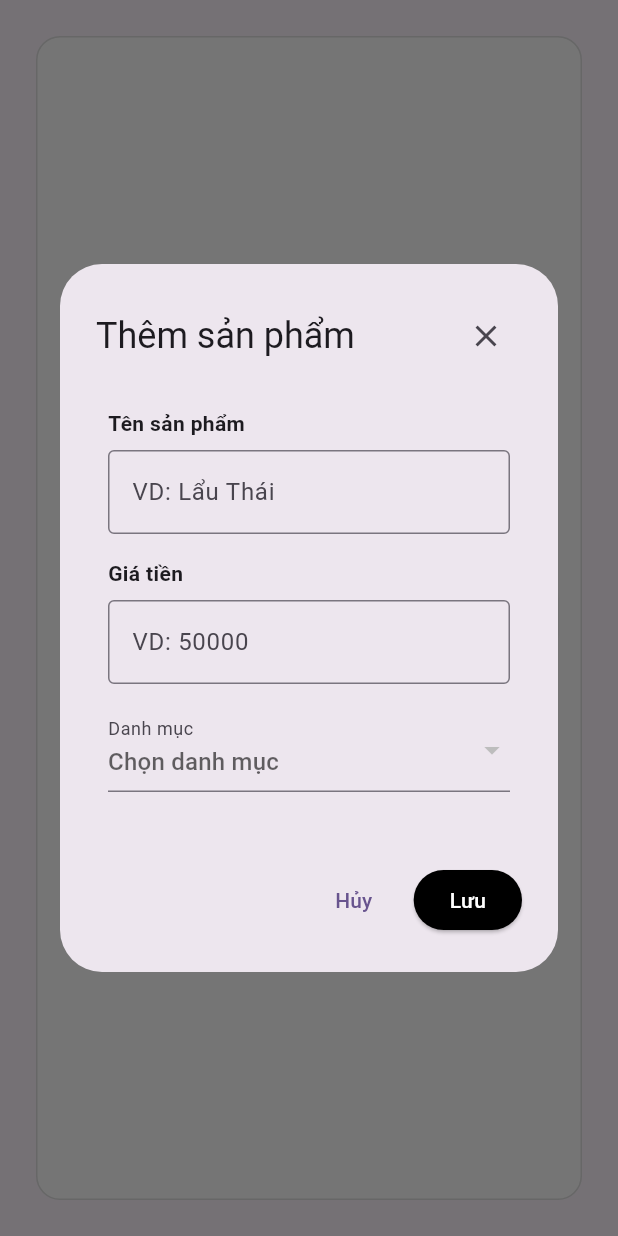
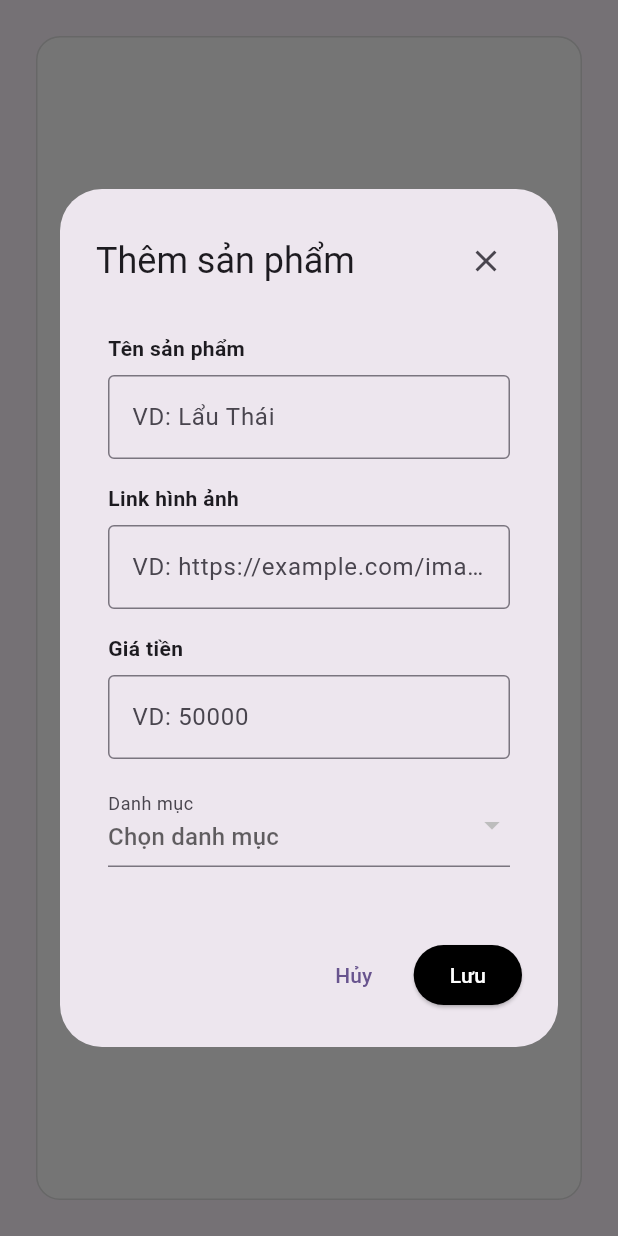
Before and after one commit to Comotcaiten/smart_hotpot_manager, a Flutter app: the AdminProductScreen widget shown alone on an empty page, opened directly, after a tap on "Thêm sản phẩm", on a phone screen of 412 x 824 dp. Run offline on Flutter 3.47's test engine with Material 3 defaults, Android fonts, the phone set to English and light mode, and no system bars; our stand-ins replace cloud_firestore, firebase_auth, firebase_core; accounts and stored records are empty.

```diff
--- a/lib/main.dart
+++ b/lib/main.dart
@@ -7,6 +7,7 @@ import 'package:smart_hotpot_manager/screens/register_screen.dart';
 import 'package:smart_hotpot_manager/screens/staff_home_screen.dart';
 import 'package:smart_hotpot_manager/screens/welcome_screen.dart';
 import 'package:smart_hotpot_manager/utils/utils.dart';
+import 'package:smart_hotpot_manager/screens/table/table_menu_screen.dart';
 // import 'package:flutter/services.dart';
 
 void main() async {
@@ -34,6 +35,7 @@ class MyApp extends StatelessWidget {
         AppRoutes.REGISTER: (BuildContext context) => RegisterScreen(),
         AppRoutes.DASHBOARD: (BuildContext context) => AdminDashboardScreen(),
         AppRoutes.STAFF_HOME: (BuildContext context) => StaffHomeScreen(),
+        AppRoutes.TABLE: (BuildContext context) => MenuScreen(),
       },
     );
   }
--- a/lib/screens/admin/admin_product_screen.dart
+++ b/lib/screens/admin/admin_product_screen.dart
@@ -24,6 +24,7 @@ class _AdminProductScreenState extends State<AdminProductScreen> {
   // Controllers
   final _nameController = TextEditingController();
   final _priceController = TextEditingController();
+  final _imageLinkController = TextEditingController();
   String? _selectedCategoryId;
 
   // Map để tra cứu tên Category
@@ -52,9 +53,10 @@ class _AdminProductScreenState extends State<AdminProductScreen> {
 
     if (_nameController.text.isEmpty ||
         _priceController.text.isEmpty ||
+        _imageLinkController.text.isEmpty ||
         _selectedCategoryId == null) {
       print(
-        "${_nameController.text} , ${_priceController.text} , ${_selectedCategoryId.toString()}",
+        "${_nameController.text} , ${_priceController.text} , ${_imageLinkController.text} , ${_selectedCategoryId.toString()}",
       );
       ScaffoldMessenger.of(context).showSnackBar(
         const SnackBar(
@@ -78,7 +80,7 @@ class _AdminProductScreenState extends State<AdminProductScreen> {
         price: int.tryParse(_priceController.text.trim()) ?? 0,
         categoryId: _selectedCategoryId!,
         delete: false,
-        imageUrl: "",
+        imageUrl: _imageLinkController.text.trim(),
         createAt: now,
         updateAt: now,
       );
@@ -94,7 +96,7 @@ class _AdminProductScreenState extends State<AdminProductScreen> {
           price: int.tryParse(_priceController.text.trim()) ?? 0,
           categoryId: _selectedCategoryId!,
           delete: product.delete,
-          imageUrl: product.imageUrl,
+          imageUrl: _imageLinkController.text.trim(),
           createAt: product.createAt,
           updateAt: now,
         ),
@@ -105,6 +107,7 @@ class _AdminProductScreenState extends State<AdminProductScreen> {
 
     _nameController.clear();
     _priceController.clear();
+    _imageLinkController.clear();
     _selectedCategoryId = null;
 
     String notification = product == null
@@ -293,6 +296,7 @@ class _AdminProductScreenState extends State<AdminProductScreen> {
     // Đặt giá trị ban đầu cho modal
     _nameController.text = product?.name ?? '';
     _priceController.text = product?.price.toString() ?? '';
+    _imageLinkController.text = product?.imageUrl ?? '';
     _selectedCategoryId = product?.categoryId;
 
     showDialog(
@@ -304,6 +308,13 @@ class _AdminProductScreenState extends State<AdminProductScreen> {
             label: "Tên sản phẩm",
             hintText: "VD: Lẩu Thái",
             controller: _nameController,
+            validator: (value) => value!.isEmpty ? "Không được để trống" : null,
+          ),
+
+          FormFieldDataText(
+            label: "Link hình ảnh",
+            hintText: "VD: https://example.com/image.jpg",
+            controller: _imageLinkController,
             validator: (value) => value!.isEmpty ? "Không được để trống" : null,
           ),
           FormFieldDataText(
--- a/lib/screens/login_screen.dart
+++ b/lib/screens/login_screen.dart
@@ -50,9 +50,8 @@ class _LoginScreenState extends State<LoginScreen> {
       } else if (role == RoleAccount.staff) {
         Navigator.pushNamed(context, AppRoutes.STAFF_HOME);
         // _notification();
-
       } else if (role == RoleAccount.table) {
-        _notification();
+        Navigator.pushNamed(context, AppRoutes.TABLE);
       }
 
     } on FirebaseAuthException catch (e) {
--- a/lib/utils/utils.dart
+++ b/lib/utils/utils.dart
@@ -4,6 +4,7 @@ class AppRoutes {
   static const String REGISTER = '/register';
   static const String DASHBOARD = '/dashboard';
   static const String STAFF_HOME = '/staff_home';
+  static const String TABLE = '/table';
 }
 
 // Regex pattern
```
